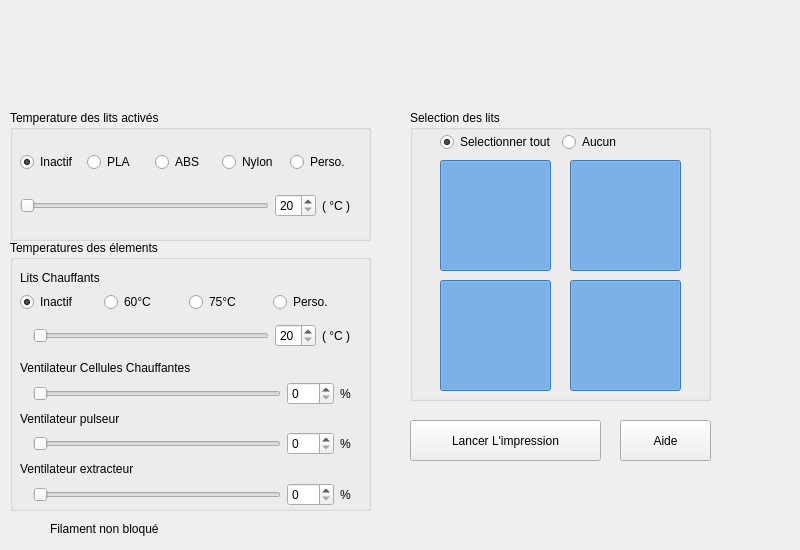
Old version of the form src/Page/PrinterPage.ui in the repository polybox3d/polybox.
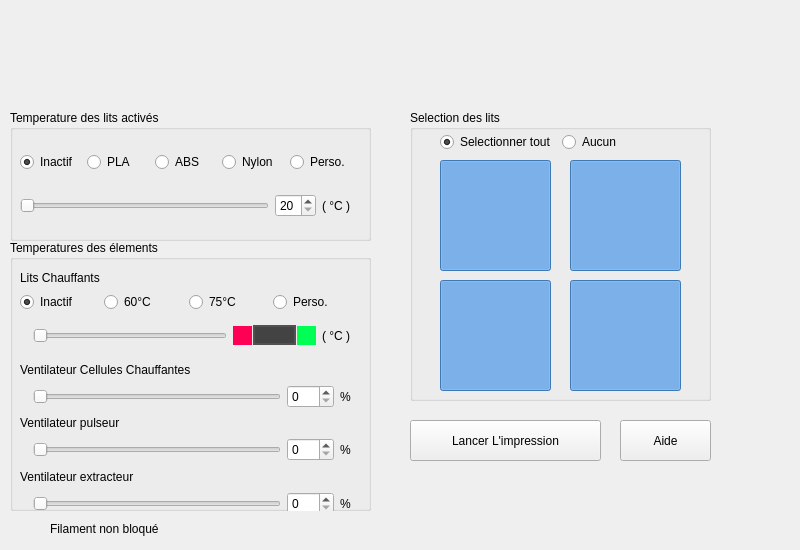
New version of the form. Icons and pictures are not drawn. Custom widgets are drawn as their Qt base class.

Commit message: Process styleSheet change on slider / TEST

The edit to the form file:
```diff
--- a/src/Page/PrinterPage.ui
+++ b/src/Page/PrinterPage.ui
@@ -310,6 +310,61 @@
      </item>
      <item>
       <widget class="QSpinBox" name="boxTempSpin">
+       <property name="styleSheet">
+        <string notr="true">QSpinBox {
+margin-left: 20px;  /* make room for the arrows */
+margin-right: 20px;  /* make room for the arrows */
+width: 20px;
+
+border: 2 solid #515151;
+background-color: #434343;
+}
+
+QSpinBox::up-button  {
+subcontrol-origin: margin;
+subcontrol-position: center left;
+
+width: 19px;
+border-width: 1px;
+}
+
+QSpinBox::up-arrow  {
+min-width: 19px;
+min-height: 14px;
+max-width: 19px;
+max-height: 14px;
+height: 19px;
+width: 14px;
+background-color:#FF0055;
+}
+
+QSpinBox::up-button:pressed  {
+top: 1px;
+right: 1px;
+}
+
+QSpinBox::down-button  {
+subcontrol-origin: margin;
+subcontrol-position: center right;
+width: 19px;
+border-width: 1px;
+}
+
+QSpinBox::down-arrow  {
+min-width: 19px;
+min-height: 14px;
+max-width: 19px;
+max-height: 14px;
+height: 19px;
+width: 14px;
+background-color:#00FF55;
+}
+
+QSpinBox::down-button:pressed  {
+top: 1px;
+left: 1px;
+}</string>
+       </property>
        <property name="minimum">
         <number>20</number>
        </property>
@@ -379,7 +434,7 @@
       <x>10</x>
       <y>120</y>
       <width>331</width>
-      <height>146</height>
+      <height>155</height>
      </rect>
     </property>
     <layout class="QVBoxLayout" name="verticalLayout">
```
Left out of the diff: 9 changed lines with no effect on the pictures.
